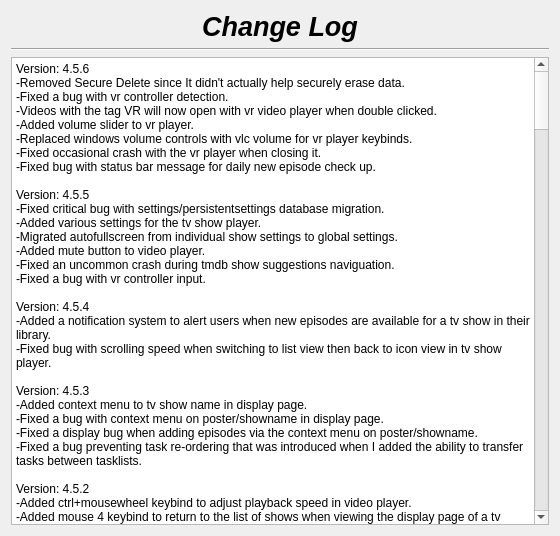
The window that changelog.ui (therealMaPMaKeR/MMDiary) describes before a commit, drawn with Qt 5.
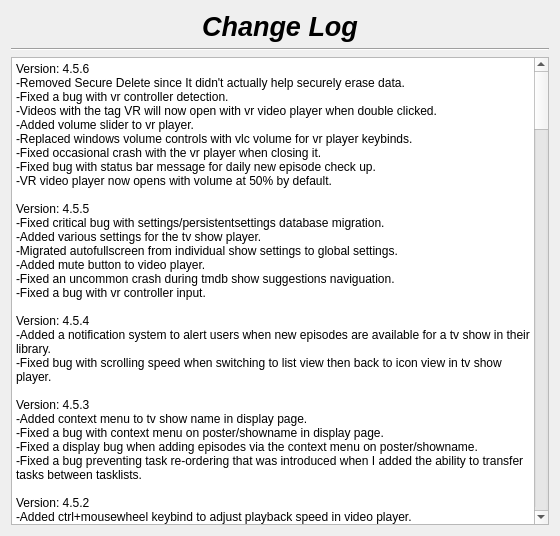
The same window after the commit.

Commit message:
set default volume for vr player to 50%
will add a setting for this later on, for now I set it to 50% instead of 100% as a personal preference

The edit to the form file:
```diff
--- a/changelog.ui
+++ b/changelog.ui
@@ -55,7 +55,7 @@
 li.unchecked::marker { content: &quot;\2610&quot;; }
 li.checked::marker { content: &quot;\2612&quot;; }
 &lt;/style&gt;&lt;/head&gt;&lt;body style=&quot; font-family:'Segoe UI'; font-size:9pt; font-weight:400; font-style:normal;&quot;&gt;
-&lt;p style=&quot; margin-top:0px; margin-bottom:0px; margin-left:0px; margin-right:0px; -qt-block-indent:0; text-indent:0px;&quot;&gt;Version: 4.5.6&lt;br /&gt;-Removed Secure Delete since It didn't actually help securely erase data.&lt;br /&gt;-Fixed a bug with vr controller detection.&lt;br /&gt;-Videos with the tag VR will now open with vr video player when double clicked.&lt;br /&gt;-Added volume slider to vr player.&lt;br /&gt;-Replaced windows volume controls with vlc volume for vr player keybinds.&lt;br /&gt;-Fixed occasional crash with the vr player when closing it.&lt;br /&gt;-Fixed bug with status bar message for daily new episode check up.&lt;br /&gt;&lt;br /&gt;Version: 4.5.5&lt;br /&gt;-Fixed critical bug with settings/persistentsettings database migration.&lt;br /&gt;-Added various settings for the tv show player.&lt;br /&gt;-Migrated autofullscreen from individual show settings to global settings.&lt;br /&gt;-Added mute button to video player.&lt;br /&gt;-Fixed an uncommon crash during tmdb show suggestions naviguation.&lt;br /&gt;-Fixed a bug with vr controller input.&lt;br /&gt;&lt;br /&gt;Version: 4.5.4&lt;br /&gt;-Added a notification system to alert users when new episodes are available for a tv show in their library.&lt;/p&gt;
+&lt;p style=&quot; margin-top:0px; margin-bottom:0px; margin-left:0px; margin-right:0px; -qt-block-indent:0; text-indent:0px;&quot;&gt;Version: 4.5.6&lt;br /&gt;-Removed Secure Delete since It didn't actually help securely erase data.&lt;br /&gt;-Fixed a bug with vr controller detection.&lt;br /&gt;-Videos with the tag VR will now open with vr video player when double clicked.&lt;br /&gt;-Added volume slider to vr player.&lt;br /&gt;-Replaced windows volume controls with vlc volume for vr player keybinds.&lt;br /&gt;-Fixed occasional crash with the vr player when closing it.&lt;br /&gt;-Fixed bug with status bar message for daily new episode check up.&lt;br /&gt;-VR video player now opens with volume at 50% by default.&lt;br /&gt;&lt;br /&gt;Version: 4.5.5&lt;br /&gt;-Fixed critical bug with settings/persistentsettings database migration.&lt;br /&gt;-Added various settings for the tv show player.&lt;br /&gt;-Migrated autofullscreen from individual show settings to global settings.&lt;br /&gt;-Added mute button to video player.&lt;br /&gt;-Fixed an uncommon crash during tmdb show suggestions naviguation.&lt;br /&gt;-Fixed a bug with vr controller input.&lt;br /&gt;&lt;br /&gt;Version: 4.5.4&lt;br /&gt;-Added a notification system to alert users when new episodes are available for a tv show in their library.&lt;/p&gt;
 &lt;p style=&quot; margin-top:0px; margin-bottom:0px; margin-left:0px; margin-right:0px; -qt-block-indent:0; text-indent:0px;&quot;&gt;-Fixed bug with scrolling speed when switching to list view then back to icon view in tv show player.&lt;br /&gt;&lt;br /&gt;Version: 4.5.3&lt;br /&gt;-Added context menu to tv show name in display page.&lt;br /&gt;-Fixed a bug with context menu on poster/showname in display page.&lt;br /&gt;-Fixed a display bug when adding episodes via the context menu on poster/showname.&lt;br /&gt;-Fixed a bug preventing task re-ordering that was introduced when I added the ability to transfer tasks between tasklists.&lt;/p&gt;
 &lt;p style=&quot; margin-top:0px; margin-bottom:0px; margin-left:0px; margin-right:0px; -qt-block-indent:0; text-indent:0px;&quot;&gt;&lt;br /&gt;Version: 4.5.2&lt;br /&gt;-Added ctrl+mousewheel keybind to adjust playback speed in video player.&lt;br /&gt;-Added mouse 4 keybind to return to the list of shows when viewing the display page of a tv show.&lt;/p&gt;
 &lt;p style=&quot; margin-top:0px; margin-bottom:0px; margin-left:0px; margin-right:0px; -qt-block-indent:0; text-indent:0px;&quot;&gt;-Added context menu to poster in tv show display page.&lt;br /&gt;-Fixed show in file explorer for multiple selected items in tv show display page.&lt;br /&gt;&lt;br /&gt;Version: 4.5.1&lt;br /&gt;-Now exports individual episodes directly in the selected folder.&lt;br /&gt;-Fixed a bug with tv show export not preserving the original file extension.&lt;/p&gt;
```
The commit also changes 1 other file.
